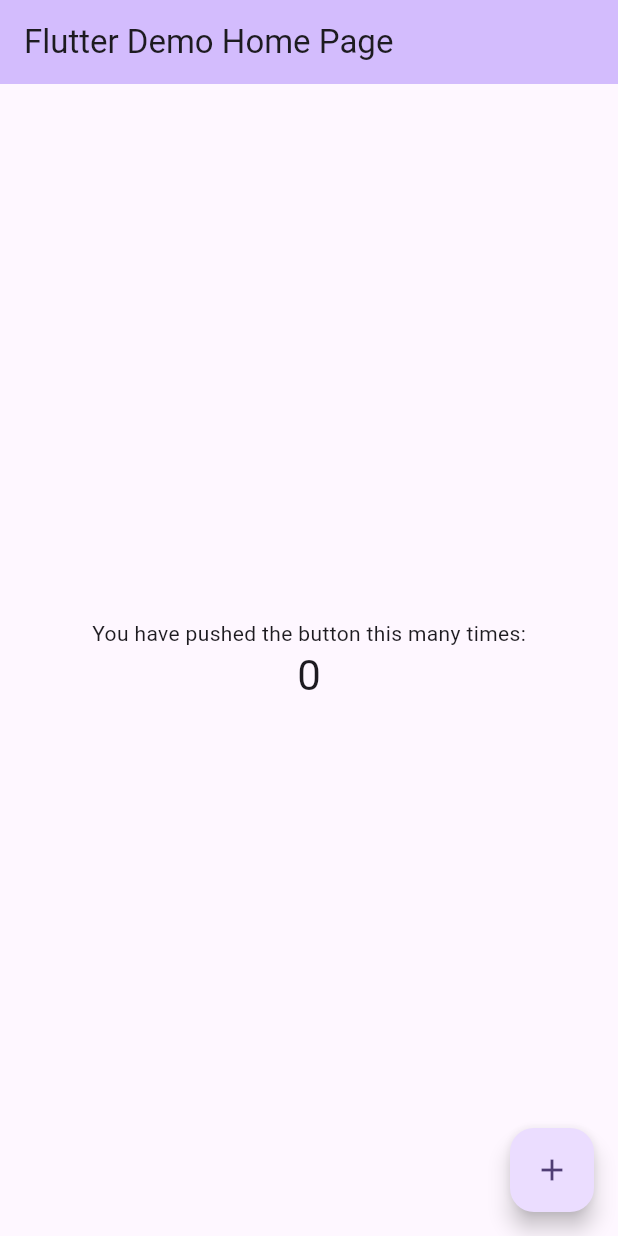
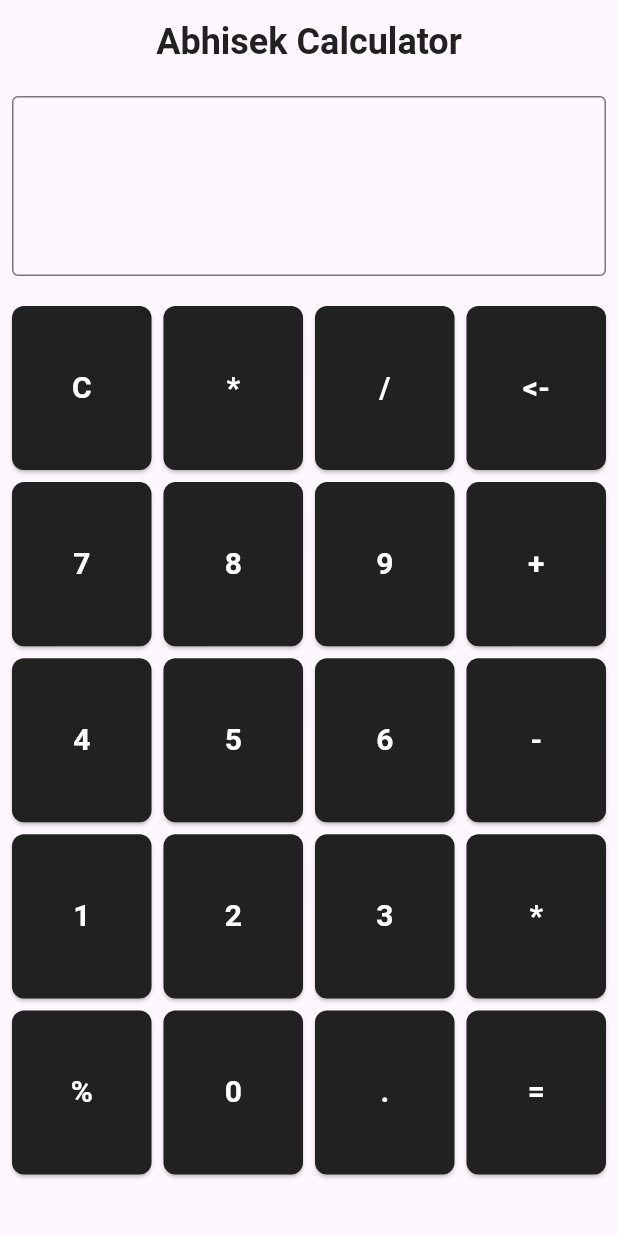
Before and after one commit to abhisekthapam/Abhisek_Calculator, a Flutter app: the screen it shows after launch, on a phone screen of 412 x 824 dp. Run offline on Flutter 3.47's test engine with Material 3 defaults, Android fonts, the phone set to English and light mode, and no system bars.

Commit message:
feat : 1 calculator (#1)
Co-authored-by: abhisekthapam <ahisekmagar250203@gmail.com>

```diff
--- /dev/null
+++ b/lib/app.dart
@@ -0,0 +1,14 @@
+import 'package:abhisek_calculator/views/calculator_view.dart';
+import 'package:flutter/material.dart';
+
+class MyApp extends StatelessWidget {
+  const MyApp({super.key});
+
+  @override
+  Widget build(BuildContext context) {
+    return const MaterialApp(
+      debugShowCheckedModeBanner: false,
+      home: AbhisekCalculator(),
+    );
+  }
+}
--- a/lib/main.dart
+++ b/lib/main.dart
@@ -1,125 +1,8 @@
+import 'package:abhisek_calculator/app.dart';
 import 'package:flutter/material.dart';
 
 void main() {
-  runApp(const MyApp());
+  runApp(
+    const MyApp(),
+  );
 }
-
-class MyApp extends StatelessWidget {
-  const MyApp({super.key});
-
-  // This widget is the root of your application.
-  @override
-  Widget build(BuildContext context) {
-    return MaterialApp(
-      title: 'Flutter Demo',
-      theme: ThemeData(
-        // This is the theme of your application.
-        //
-        // TRY THIS: Try running your application with "flutter run". You'll see
-        // the application has a purple toolbar. Then, without quitting the app,
-        // try changing the seedColor in the colorScheme below to Colors.green
-        // and then invoke "hot reload" (save your changes or press the "hot
-        // reload" button in a Flutter-supported IDE, or press "r" if you used
-        // the command line to start the app).
-        //
-        // Notice that the counter didn't reset back to zero; the application
-        // state is not lost during the reload. To reset the state, use hot
-        // restart instead.
-        //
-        // This works for code too, not just values: Most code changes can be
-        // tested with just a hot reload.
-        colorScheme: ColorScheme.fromSeed(seedColor: Colors.deepPurple),
-        useMaterial3: true,
-      ),
-      home: const MyHomePage(title: 'Flutter Demo Home Page'),
-    );
-  }
-}
-
-class MyHomePage extends StatefulWidget {
-  const MyHomePage({super.key, required this.title});
-
-  // This widget is the home page of your application. It is stateful, meaning
-  // that it has a State object (defined below) that contains fields that affect
-  // how it looks.
-
-  // This class is the configuration for the state. It holds the values (in this
-  // case the title) provided by the parent (in this case the App widget) and
-  // used by the build method of the State. Fields in a Widget subclass are
-  // always marked "final".
-
-  final String title;
-
-  @override
-  State<MyHomePage> createState() => _MyHomePageState();
-}
-
-class _MyHomePageState extends State<MyHomePage> {
-  int _counter = 0;
-
-  void _incrementCounter() {
-    setState(() {
-      // This call to setState tells the Flutter framework that something has
-      // changed in this State, which causes it to rerun the build method below
-      // so that the display can reflect the updated values. If we changed
-      // _counter without calling setState(), then the build method would not be
-      // called again, and so nothing would appear to happen.
-      _counter++;
-    });
-  }
-
-  @override
-  Widget build(BuildContext context) {
-    // This method is rerun every time setState is called, for instance as done
-    // by the _incrementCounter method above.
-    //
-    // The Flutter framework has been optimized to make rerunning build methods
-    // fast, so that you can just rebuild anything that needs updating rather
-    // than having to individually change instances of widgets.
-    return Scaffold(
-      appBar: AppBar(
-        // TRY THIS: Try changing the color here to a specific color (to
-        // Colors.amber, perhaps?) and trigger a hot reload to see the AppBar
-        // change color while the other colors stay the same.
-        backgroundColor: Theme.of(context).colorScheme.inversePrimary,
-        // Here we take the value from the MyHomePage object that was created by
-        // the App.build method, and use it to set our appbar title.
-        title: Text(widget.title),
-      ),
-      body: Center(
-        // Center is a layout widget. It takes a single child and positions it
-        // in the middle of the parent.
-        child: Column(
-          // Column is also a layout widget. It takes a list of children and
-          // arranges them vertically. By default, it sizes itself to fit its
-          // children horizontally, and tries to be as tall as its parent.
-          //
-          // Column has various properties to control how it sizes itself and
-          // how it positions its children. Here we use mainAxisAlignment to
-          // center the children vertically; the main axis here is the vertical
-          // axis because Columns are vertical (the cross axis would be
-          // horizontal).
-          //
-          // TRY THIS: Invoke "debug painting" (choose the "Toggle Debug Paint"
-          // action in the IDE, or press "p" in the console), to see the
-          // wireframe for each widget.
-          mainAxisAlignment: MainAxisAlignment.center,
-          children: <Widget>[
-            const Text(
-              'You have pushed the button this many times:',
-            ),
-            Text(
-              '$_counter',
-              style: Theme.of(context).textTheme.headlineMedium,
-            ),
-          ],
-        ),
-      ),
-      floatingActionButton: FloatingActionButton(
-        onPressed: _incrementCounter,
-        tooltip: 'Increment',
-        child: const Icon(Icons.add),
-      ), // This trailing comma makes auto-formatting nicer for build methods.
-    );
-  }
-}
--- /dev/null
+++ b/lib/views/calculator_view.dart
@@ -0,0 +1,167 @@
+import 'package:flutter/material.dart';
+
+class AbhisekCalculator extends StatefulWidget {
+  const AbhisekCalculator({super.key});
+
+  @override
+  State<AbhisekCalculator> createState() => _CalculatorViewState();
+}
+
+class _CalculatorViewState extends State<AbhisekCalculator> {
+  final _textController = TextEditingController();
+  List<String> lstSymbols = [
+    "C",
+    "*",
+    "/",
+    "<-",
+    "7",
+    "8",
+    "9",
+    "+",
+    "4",
+    "5",
+    "6",
+    "-",
+    "1",
+    "2",
+    "3",
+    "*",
+    "%",
+    "0",
+    ".",
+    "=",
+  ];
+
+  double? firstNumber;
+  String? operator;
+
+  @override
+  Widget build(BuildContext context) {
+    return Scaffold(
+      appBar: AppBar(
+        title: const Center(
+          child: Text(
+            'Abhisek Calculator',
+            style: TextStyle(
+              fontWeight: FontWeight.bold,
+              color: Color(0xFF212121),
+              fontSize: 24,
+            ),
+          ),
+        ),
+      ),
+      body: Padding(
+        padding: const EdgeInsets.all(8.0),
+        child: Column(
+          children: [
+            SizedBox(
+              height: 120,
+              child: TextField(
+                textAlign: TextAlign.right,
+                controller: _textController,
+                decoration: const InputDecoration(
+                  border: OutlineInputBorder(),
+                  contentPadding:
+                      EdgeInsets.symmetric(vertical: 30, horizontal: 10),
+                ),
+                style: const TextStyle(
+                  fontSize: 40,
+                  color: Color(0xFF212121),
+                  fontWeight: FontWeight.bold,
+                ),
+                readOnly: true,
+              ),
+            ),
+            const SizedBox(
+              height: 20,
+            ),
+            Flexible(
+              child: GridView.builder(
+                gridDelegate: const SliverGridDelegateWithFixedCrossAxisCount(
+                  crossAxisCount: 4,
+                  crossAxisSpacing: 8.0,
+                  mainAxisSpacing: 8.0,
+                  childAspectRatio: 0.85,
+                ),
+                itemCount: lstSymbols.length,
+                itemBuilder: (context, index) {
+                  return ElevatedButton(
+                    style: ElevatedButton.styleFrom(
+                      backgroundColor: const Color(0xFF212121),
+                      shape: RoundedRectangleBorder(
+                        borderRadius: BorderRadius.circular(8),
+                      ),
+                    ),
+                    onPressed: () => _onButtonPressed(lstSymbols[index]),
+                    child: Text(
+                      lstSymbols[index],
+                      style: const TextStyle(
+                        fontSize: 20,
+                        color: Colors.white,
+                        fontWeight: FontWeight.bold,
+                      ),
+                    ),
+                  );
+                },
+              ),
+            ),
+          ],
+        ),
+      ),
+    );
+  }
+
+  void _onButtonPressed(String symbol) {
+    setState(() {
+      if (symbol == "C") {
+        _textController.text = "";
+        firstNumber = null;
+        operator = null;
+      } else if (symbol == "<-") {
+        if (_textController.text.isNotEmpty) {
+          _textController.text = _textController.text
+              .substring(0, _textController.text.length - 1);
+        }
+      } else if ("+-*/%".contains(symbol)) {
+        if (_textController.text.isNotEmpty) {
+          firstNumber = double.parse(_textController.text);
+          operator = symbol;
+          _textController.text = "";
+        }
+      } else if (symbol == "=") {
+        if (firstNumber != null &&
+            operator != null &&
+            _textController.text.isNotEmpty) {
+          double secondNumber = double.parse(_textController.text);
+          double result =
+              _performOperation(firstNumber!, secondNumber, operator!);
+          _textController.text = result.toString();
+          firstNumber = null;
+          operator = null;
+        }
+      } else {
+        _textController.text += symbol;
+      }
+    });
+  }
+
+  double _performOperation(double num1, double num2, String operator) {
+    switch (operator) {
+      case "+":
+        return num1 + num2;
+      case "-":
+        return num1 - num2;
+      case "*":
+        return num1 * num2;
+      case "/":
+        if (num2 == 0) {
+          return double.infinity;
+        }
+        return num1 / num2;
+      case "%":
+        return num1 * (num2 / 100);
+      default:
+        throw Exception("Invalid operator");
+    }
+  }
+}
```
